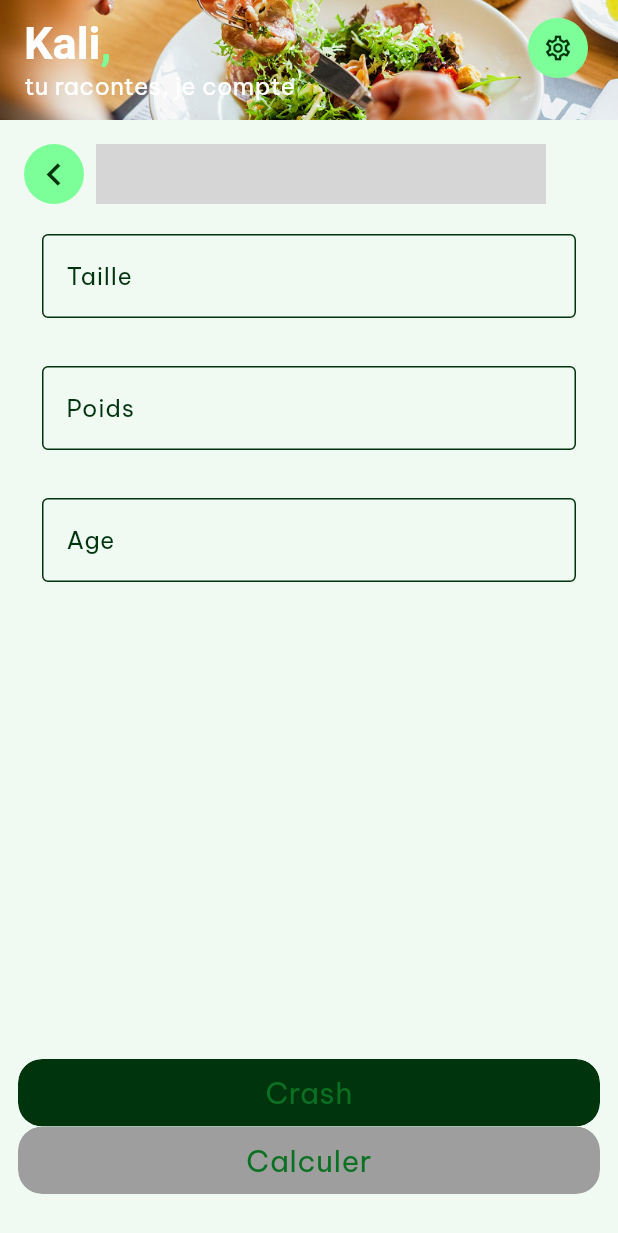
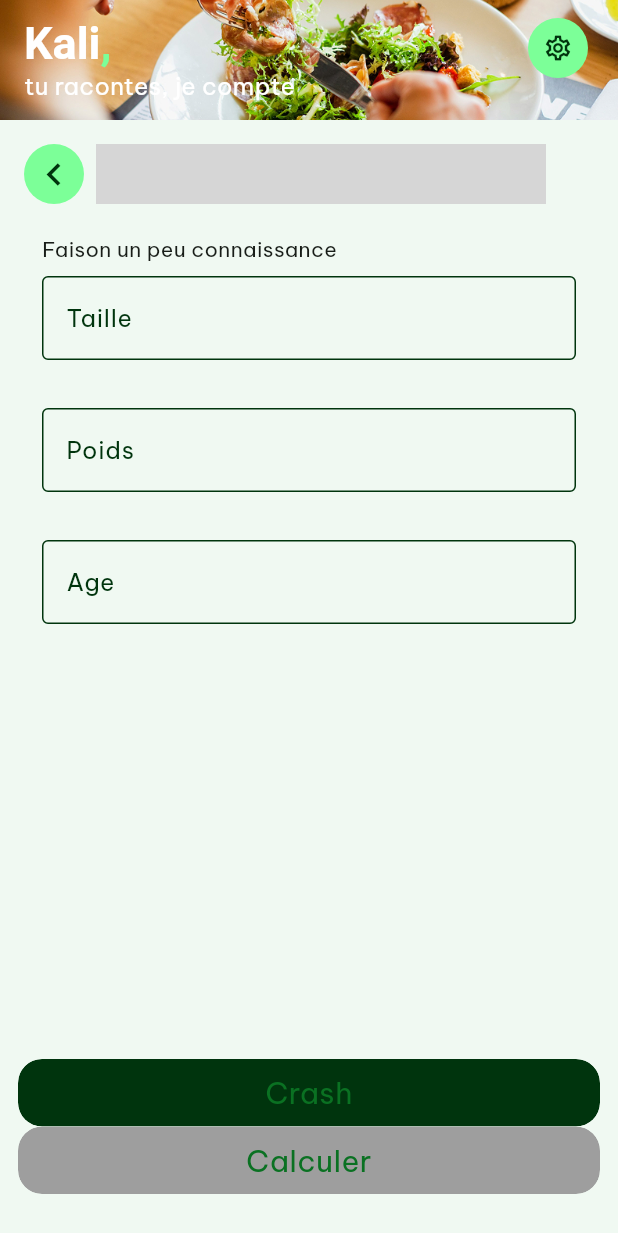
Before and after one commit to Xhya/kali, a Flutter app: the screen it shows after launch, on a phone screen of 412 x 824 dp. Shown: the top 1233 px of the screen. Run offline on Flutter 3.47's test engine with Material 3 defaults, Android fonts, the phone set to English and light mode, and no system bars; drawn by our look-alikes of syncfusion_flutter_gauges; our stand-ins replace flutter_secure_storage, internet_connection_checker_plus, loading_animation_widget, package_info_plus; missing offline and left inert: back_button_interceptor, bugsnag_flutter, dart_date; grey boxes are pictures that could not be loaded.

Commit message:
StartFormPage1

```diff
--- a/lib/client/screens/StartForm.screen.dart
+++ b/lib/client/screens/StartForm.screen.dart
@@ -1,12 +1,11 @@
 import 'package:flutter/material.dart';
 import 'package:kali/client/widgets/CustomIconButton.widget.dart';
+import 'package:kali/client/widgets/StartFormPage1.widget.dart';
 import 'package:kali/core/models/NutriScore.model.dart';
 import 'package:kali/core/services/Error.service.dart';
-import 'package:kali/core/utils/formatters.utils.dart';
 import 'package:provider/provider.dart';
 import 'package:kali/client/Style.service.dart';
 import 'package:kali/client/widgets/CustomButton.widget.dart';
-import 'package:kali/client/widgets/CustomInput.dart';
 import 'package:kali/client/widgets/Expanded.widget.dart';
 import 'package:kali/client/widgets/NutriScore2by2.widget.dart';
 import 'package:kali/client/layout/Base.scaffold.dart';
@@ -15,18 +14,6 @@ import 'package:kali/core/domains/nutriScore.state.dart';
 import 'package:kali/core/services/Translation.service.dart';
 import 'package:kali/client/states/startForm.state.dart';
 import 'package:syncfusion_flutter_gauges/gauges.dart';
-
-onUpdateSize(String value) {
-  startFormState.size.value = value;
-}
-
-onUpdateWeight(String value) {
-  startFormState.weight.value = value;
-}
-
-onUpdateAge(String value) {
-  startFormState.age.value = value;
-}
 
 String getSubmitButtonText() {
   if (nutriScoreState.personalNutriScore.value == null) {
@@ -67,9 +54,6 @@ class _StartFormScreenState extends State<StartFormScreen> {
         context.watch<NutriScoreState>().personalNutriScore.value;
     bool isSubmitButtonDisabled =
         context.watch<StartFormState>().isSubmitButtonDisabled;
-    String age = context.watch<StartFormState>().age.value;
-    String weight = context.watch<StartFormState>().weight.value;
-    String size = context.watch<StartFormState>().size.value;
     bool isLoading = context.watch<StartFormState>().isLoading.value;
 
     return BaseScaffold(
@@ -126,46 +110,7 @@ class _StartFormScreenState extends State<StartFormScreen> {
                               mainAxisAlignment: MainAxisAlignment.spaceBetween,
                               children: [
                                 Expanded(
-                                  child: Column(
-                                    children: [
-                                      CustomInput(
-                                        content: size,
-                                        onChanged: (String value) {
-                                          onUpdateAge(value);
-                                        },
-                                        suffixText: "cm",
-                                        placeholder: t("size"),
-                                        inputFormatters: [
-                                          onlyNumbersFormatter(),
-                                        ],
-                                      ),
-                                      SizedBox(height: 32),
-                                      CustomInput(
-                                        content: weight,
-                                        onChanged: (value) {
-                                          onUpdateWeight(value);
-                                        },
-                                        suffixText: "kg",
-                                        placeholder: t("weight"),
-                                        inputFormatters: [
-                                          onlyNumbersFormatter(),
-                                        ],
-                                      ),
-                                      SizedBox(height: 32),
-                                      CustomInput(
-                                        content: age,
-                                        onChanged: (value) {
-                                          onUpdateSize(value);
-                                        },
-                                        suffixText: "ans",
-                                        placeholder: t("age"),
-                                        inputFormatters: [
-                                          onlyNumbersFormatter(),
-                                        ],
-                                      ),
-                                      SizedBox(height: 32),
-                                    ],
-                                  ),
+                                  child: StartFormPage1()
                                 ),
                                 if (personalNutriScore != null)
                                   ExpandedWidget(
--- /dev/null
+++ b/lib/client/widgets/StartFormPage1.widget.dart
@@ -0,0 +1,60 @@
+import 'package:flutter/material.dart';
+import 'package:kali/client/states/startForm.state.dart';
+import 'package:kali/core/services/Translation.service.dart';
+import 'package:kali/core/utils/formatters.utils.dart';
+import 'package:provider/provider.dart';
+import 'package:kali/client/widgets/CustomInput.dart';
+
+class StartFormPage1 extends StatefulWidget {
+  const StartFormPage1({super.key});
+
+  @override
+  State<StartFormPage1> createState() => _StartFormPage1State();
+}
+
+class _StartFormPage1State extends State<StartFormPage1> {
+  @override
+  Widget build(BuildContext context) {
+    String age = context.watch<StartFormState>().age.value;
+    String weight = context.watch<StartFormState>().weight.value;
+    String size = context.watch<StartFormState>().size.value;
+
+    return Column(
+      crossAxisAlignment: CrossAxisAlignment.start,
+      children: [
+        Text("Faison un peu connaissance"),
+        SizedBox(height: 8),
+        CustomInput(
+          content: size,
+          onChanged: (String value) {
+            startFormState.size.value = value;
+          },
+          suffixText: "cm",
+          placeholder: t("size"),
+          inputFormatters: [onlyNumbersFormatter()],
+        ),
+        SizedBox(height: 32),
+        CustomInput(
+          content: weight,
+          onChanged: (value) {
+            startFormState.weight.value = value;
+          },
+          suffixText: "kg",
+          placeholder: t("weight"),
+          inputFormatters: [onlyNumbersFormatter()],
+        ),
+        SizedBox(height: 32),
+        CustomInput(
+          content: age,
+          onChanged: (value) {
+            startFormState.age.value = value;
+          },
+          suffixText: "ans",
+          placeholder: t("age"),
+          inputFormatters: [onlyNumbersFormatter()],
+        ),
+        SizedBox(height: 32),
+      ],
+    );
+  }
+}
```
